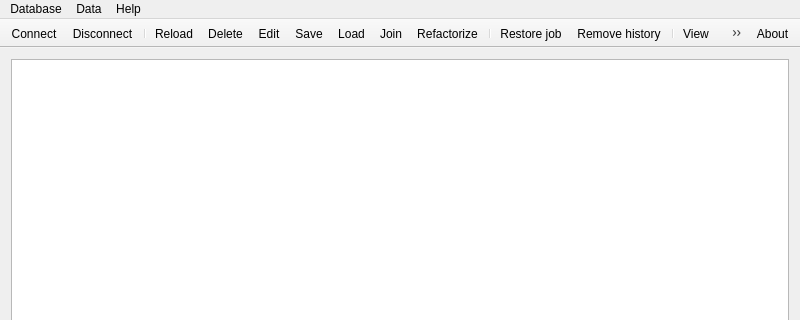
Kuszki/EW-Database, file mainwindow.ui: the form before one commit; both pictures show x 0 to 800 and y 0 to 320 of the 800 by 600 pixel window.
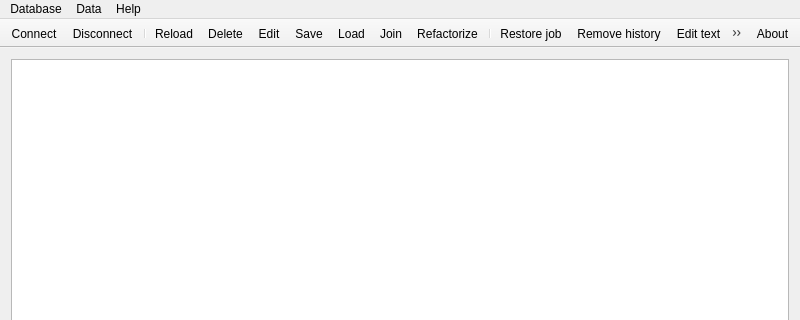
The form after the commit. Icons and pictures are not drawn.

```diff
--- a/mainwindow.ui
+++ b/mainwindow.ui
@@ -137,6 +137,7 @@
    <addaction name="separator"/>
    <addaction name="actionRestore"/>
    <addaction name="actionHistory"/>
+   <addaction name="actionText"/>
    <addaction name="separator"/>
    <addaction name="actionView"/>
    <addaction name="actionFilter"/>
```
Left out of the diff: 5 changed lines with no effect on the pictures.
